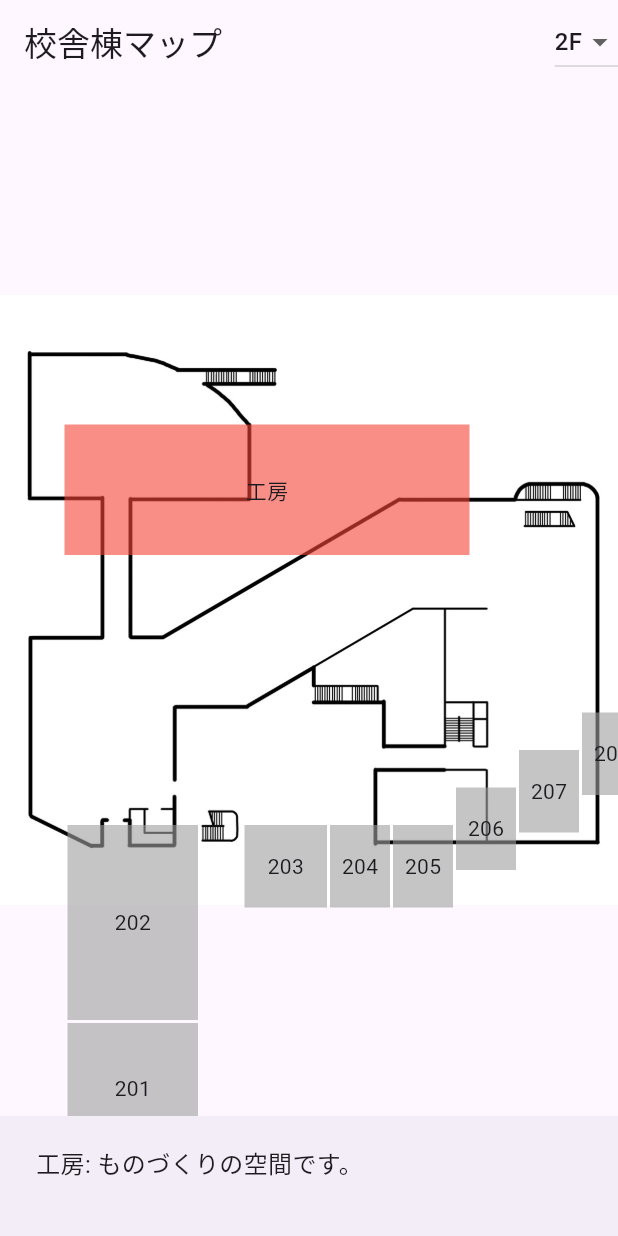
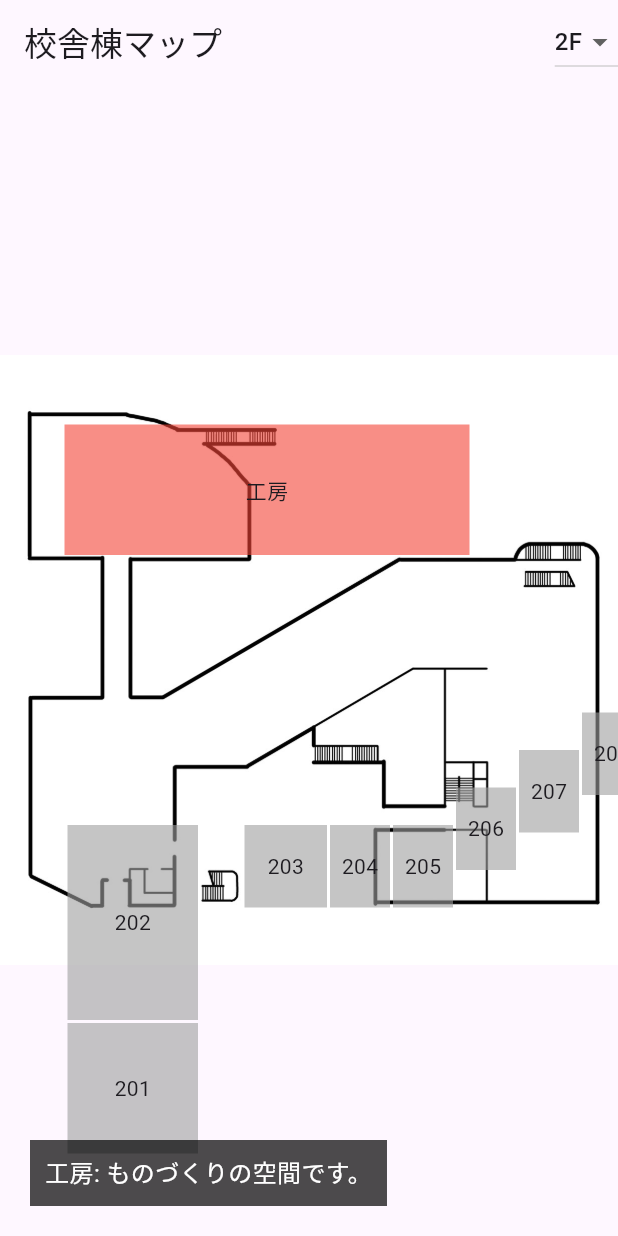
Before and after one commit to un-frozen-deaf/NTUT_Dotto_test, a Flutter app: the screen it shows after launch, after a tap on "工房", on a phone screen of 412 x 824 dp. Run offline on Flutter 3.47's test engine with Material 3 defaults, Android fonts, the phone set to English and light mode, and no system bars.

Commit message:
fix 説明文が表示されるとマップがズレる問題を解決

```diff
--- a/test_1/lib/main.dart
+++ b/test_1/lib/main.dart
@@ -23,6 +23,7 @@ class JpegMapScreen extends StatefulWidget {
 class _JpegMapScreenState extends State<JpegMapScreen> {
   String _currentFloor = '2F';
   String _currentRoomDescription = ''; // 追加: 説明文を保持する変数
+  Offset? tapPosition;
 
   final Map<String, Color> roomColors = {
     // 2F
@@ -47,8 +48,6 @@ class _JpegMapScreenState extends State<JpegMapScreen> {
     'room301': Colors.grey,
     'room302': Colors.grey,
   };
-
-  Offset? tapPosition;
 
   void _onRoomTapped(String roomId) {
     setState(() {
@@ -99,7 +98,6 @@ class _JpegMapScreenState extends State<JpegMapScreen> {
       default:
         return '説明文がありません';
     }
-
   }
 
   void _onImageTapped(TapDownDetails details) {
@@ -186,23 +184,26 @@ class _JpegMapScreenState extends State<JpegMapScreen> {
                 // === 3Fの仮部屋配置 ===
                 _buildRoom('room301', 100, 200, 100, 100, '301'),
                 _buildRoom('room302', 250, 300, 100, 100, '302'),
-              ]
+              ],
+
+              // 説明文を表示するためのPositionedウィジェット
+              if (_currentRoomDescription.isNotEmpty)
+                Positioned(
+                  left: 20,
+                  bottom: 20,
+                  child: Container(
+                    color: Colors.black.withOpacity(0.7),
+                    padding: const EdgeInsets.all(10),
+                    child: Text(
+                      _currentRoomDescription,
+                      style: const TextStyle(color: Colors.white, fontSize: 16),
+                    ),
+                  ),
+                ),
             ],
           ),
         ),
       ),
-      // 部屋の説明文を表示するためのウィジェット
-      bottomNavigationBar: _currentRoomDescription.isNotEmpty
-          ? BottomAppBar(
-        child: Padding(
-          padding: const EdgeInsets.all(8.0),
-          child: Text(
-            _currentRoomDescription,
-            style: const TextStyle(fontSize: 16),
-          ),
-        ),
-      )
-          : null,
     );
   }
 
```
